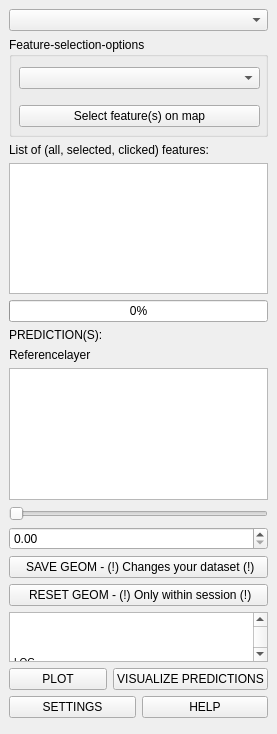
Above: plugin/brdrq/brdrq_dockwidget_featurealigner.ui from OnroerendErfgoed/brdrQ before the change. Below: the same form after it.
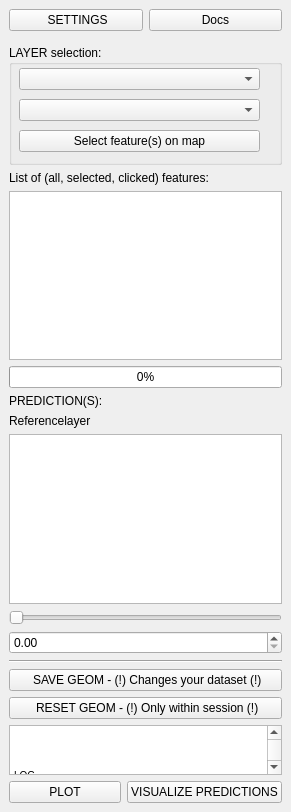
That is the form after the change. Custom widgets are drawn as their Qt base class.

What changed in the file:
```diff
--- a/plugin/brdrq/brdrq_dockwidget_featurealigner.ui
+++ b/plugin/brdrq/brdrq_dockwidget_featurealigner.ui
@@ -6,8 +6,8 @@
    <rect>
     <x>0</x>
     <y>0</y>
-    <width>277</width>
-    <height>734</height>
+    <width>291</width>
+    <height>812</height>
    </rect>
   </property>
   <property name="windowOpacity">
@@ -18,138 +18,49 @@
   </property>
   <widget class="QWidget" name="dockWidgetContents">
    <layout class="QGridLayout" name="gridLayout">
-    <item row="20" column="0">
-     <widget class="QDoubleSpinBox" name="doubleSpinBox"/>
-    </item>
-    <item row="19" column="0">
-     <widget class="QSlider" name="horizontalSlider">
-      <property name="singleStep">
-       <number>10</number>
-      </property>
-      <property name="orientation">
-       <enum>Qt::Horizontal</enum>
-      </property>
-     </widget>
-    </item>
-    <item row="8" column="0">
-     <widget class="QLabel" name="label">
+    <item row="39" column="0">
+     <widget class="QPushButton" name="pushButton_reset">
       <property name="text">
-       <string>List of (all, selected, clicked) features:</string>
+       <string> RESET GEOM - (!) Only within session (!)</string>
       </property>
      </widget>
     </item>
-    <item row="44" column="0" rowspan="3">
-     <layout class="QHBoxLayout" name="horizontalLayout_3" stretch="0,0">
+    <item row="5" column="0">
+     <layout class="QHBoxLayout" name="horizontalLayout_2">
       <property name="bottomMargin">
-       <number>7</number>
+       <number>8</number>
       </property>
       <item>
        <widget class="QPushButton" name="pushButton_settings">
         <property name="text">
-         <string>SETTINGS</string>
+         <string> SETTINGS</string>
         </property>
        </widget>
       </item>
       <item>
        <widget class="QPushButton" name="pushButton_help">
         <property name="text">
-         <string>HELP</string>
+         <string>Docs</string>
         </property>
        </widget>
       </item>
      </layout>
     </item>
-    <item row="31" column="0">
-     <widget class="QPushButton" name="pushButton_reset">
+    <item row="17" column="0">
+     <widget class="QLabel" name="label">
       <property name="text">
-       <string> RESET GEOM - (!) Only within session (!)</string>
+       <string>List of (all, selected, clicked) features:</string>
       </property>
      </widget>
     </item>
-    <item row="29" column="0">
-     <layout class="QHBoxLayout" name="horizontalLayout_4"/>
-    </item>
-    <item row="36" column="0">
-     <layout class="QHBoxLayout" name="horizontalLayout">
-      <item>
-       <widget class="QPushButton" name="pushButton_grafiek">
-        <property name="text">
-         <string>PLOT</string>
-        </property>
-       </widget>
-      </item>
-      <item>
-       <widget class="QPushButton" name="pushButton_visualisatie">
-        <property name="text">
-         <string>VISUALIZE PREDICTIONS</string>
-        </property>
-       </widget>
-      </item>
-     </layout>
-    </item>
-    <item row="2" column="0">
-     <widget class="QgsMapLayerComboBox" name="mMapLayerComboBox"/>
-    </item>
-    <item row="30" column="0">
-     <widget class="QPushButton" name="pushButton_save">
-      <property name="toolTip">
-       <string>&lt;html&gt;&lt;head/&gt;&lt;body&gt;&lt;p&gt;Save&lt;/p&gt;&lt;/body&gt;&lt;/html&gt;</string>
-      </property>
-      <property name="text">
-       <string extracomment="save"> SAVE GEOM - (!) Changes your dataset (!)</string>
-      </property>
-     </widget>
-    </item>
-    <item row="11" column="0">
+    <item row="20" column="0">
      <widget class="QLabel" name="label_2">
       <property name="text">
        <string>PREDICTION(S):</string>
       </property>
      </widget>
     </item>
-    <item row="17" column="0">
-     <widget class="QListWidget" name="listWidget_predictions">
-      <property name="editTriggers">
-       <set>QAbstractItemView::CurrentChanged|QAbstractItemView::DoubleClicked|QAbstractItemView::EditKeyPressed|QAbstractItemView::SelectedClicked</set>
-      </property>
-     </widget>
-    </item>
-    <item row="35" column="0">
-     <widget class="QTextEdit" name="textEdit_output">
-      <property name="sizePolicy">
-       <sizepolicy hsizetype="Expanding" vsizetype="Fixed">
-        <horstretch>0</horstretch>
-        <verstretch>0</verstretch>
-       </sizepolicy>
-      </property>
-      <property name="maximumSize">
-       <size>
-        <width>16777215</width>
-        <height>50</height>
-       </size>
-      </property>
-      <property name="baseSize">
-       <size>
-        <width>0</width>
-        <height>50</height>
-       </size>
-      </property>
-      <property name="html">
-       <string>&lt;!DOCTYPE HTML PUBLIC &quot;-//W3C//DTD HTML 4.0//EN&quot; &quot;http://www.w3.org/TR/REC-html40/strict.dtd&quot;&gt;
-&lt;html&gt;&lt;head&gt;&lt;meta name=&quot;qrichtext&quot; content=&quot;1&quot; /&gt;&lt;style type=&quot;text/css&quot;&gt;
-p, li { white-space: pre-wrap; }
-&lt;/style&gt;&lt;/head&gt;&lt;body style=&quot; font-family:'MS Shell Dlg 2'; font-size:8.25pt; font-weight:400; font-style:normal;&quot;&gt;
-&lt;p style=&quot; margin-top:0px; margin-bottom:0px; margin-left:0px; margin-right:0px; -qt-block-indent:0; text-indent:0px;&quot;&gt;&lt;span style=&quot; font-size:7.8pt;&quot;&gt;                                &lt;/span&gt;&lt;/p&gt;
-&lt;p style=&quot; margin-top:0px; margin-bottom:0px; margin-left:0px; margin-right:0px; -qt-block-indent:0; text-indent:0px;&quot;&gt;&lt;span style=&quot; font-size:7.8pt;&quot;&gt;                                 &lt;/span&gt;&lt;/p&gt;
-&lt;p style=&quot; margin-top:0px; margin-bottom:0px; margin-left:0px; margin-right:0px; -qt-block-indent:0; text-indent:0px;&quot;&gt;&lt;span style=&quot; font-size:7.8pt;&quot;&gt;                                 &lt;/span&gt;&lt;/p&gt;
-&lt;p style=&quot; margin-top:0px; margin-bottom:0px; margin-left:0px; margin-right:0px; -qt-block-indent:0; text-indent:0px;&quot;&gt;&lt;span style=&quot; font-size:7.8pt;&quot;&gt;LOG                             &lt;/span&gt;&lt;/p&gt;&lt;/body&gt;&lt;/html&gt;</string>
-      </property>
-     </widget>
-    </item>
-    <item row="9" column="0">
-     <widget class="QListWidget" name="listWidget_features"/>
-    </item>
-    <item row="4" column="0">
+    <item row="13" column="0">
      <widget class="QGroupBox" name="groupBox">
       <property name="sizePolicy">
        <sizepolicy hsizetype="Expanding" vsizetype="Preferred">
@@ -160,11 +71,11 @@
       <property name="minimumSize">
        <size>
         <width>0</width>
-        <height>100</height>
+        <height>120</height>
        </size>
       </property>
       <property name="title">
-       <string>Feature-selection-options</string>
+       <string>LAYER selection:</string>
       </property>
       <widget class="QWidget" name="verticalLayoutWidget">
        <property name="geometry">
@@ -172,10 +83,13 @@
          <x>10</x>
          <y>20</y>
          <width>241</width>
-         <height>80</height>
+         <height>92</height>
         </rect>
        </property>
        <layout class="QVBoxLayout" name="verticalLayout">
+        <item>
+         <widget class="QgsMapLayerComboBox" name="mMapLayerComboBox"/>
+        </item>
         <item>
          <widget class="QComboBox" name="comboBox_selectfeatures">
           <property name="sizePolicy">
@@ -203,20 +117,110 @@
       </widget>
      </widget>
     </item>
-    <item row="10" column="0">
+    <item row="41" column="0">
+     <layout class="QHBoxLayout" name="horizontalLayout">
+      <item>
+       <widget class="QPushButton" name="pushButton_grafiek">
+        <property name="text">
+         <string>PLOT</string>
+        </property>
+       </widget>
+      </item>
+      <item>
+       <widget class="QPushButton" name="pushButton_visualisatie">
+        <property name="text">
+         <string>VISUALIZE PREDICTIONS</string>
+        </property>
+       </widget>
+      </item>
+     </layout>
+    </item>
+    <item row="19" column="0">
      <widget class="QProgressBar" name="progressBar">
       <property name="value">
        <number>0</number>
       </property>
      </widget>
     </item>
-    <item row="12" column="0">
+    <item row="26" column="0">
+     <widget class="QListWidget" name="listWidget_predictions">
+      <property name="editTriggers">
+       <set>QAbstractItemView::CurrentChanged|QAbstractItemView::DoubleClicked|QAbstractItemView::EditKeyPressed|QAbstractItemView::SelectedClicked</set>
+      </property>
+     </widget>
+    </item>
+    <item row="28" column="0">
+     <widget class="QSlider" name="horizontalSlider">
+      <property name="singleStep">
+       <number>10</number>
+      </property>
+      <property name="orientation">
+       <enum>Qt::Horizontal</enum>
+      </property>
+     </widget>
+    </item>
+    <item row="21" column="0">
      <widget class="QLabel" name="label_referencelayer">
       <property name="text">
        <string>Referencelayer</string>
       </property>
      </widget>
     </item>
+    <item row="40" column="0">
+     <widget class="QTextEdit" name="textEdit_output">
+      <property name="sizePolicy">
+       <sizepolicy hsizetype="Expanding" vsizetype="Fixed">
+        <horstretch>0</horstretch>
+        <verstretch>0</verstretch>
+       </sizepolicy>
+      </property>
+      <property name="maximumSize">
+       <size>
+        <width>16777215</width>
+        <height>50</height>
+       </size>
+      </property>
+      <property name="baseSize">
+       <size>
+        <width>0</width>
+        <height>50</height>
+       </size>
+      </property>
+      <property name="html">
+       <string>&lt;!DOCTYPE HTML PUBLIC &quot;-//W3C//DTD HTML 4.0//EN&quot; &quot;http://www.w3.org/TR/REC-html40/strict.dtd&quot;&gt;
+&lt;html&gt;&lt;head&gt;&lt;meta name=&quot;qrichtext&quot; content=&quot;1&quot; /&gt;&lt;style type=&quot;text/css&quot;&gt;
+p, li { white-space: pre-wrap; }
+&lt;/style&gt;&lt;/head&gt;&lt;body style=&quot; font-family:'MS Shell Dlg 2'; font-size:7.8pt; font-weight:400; font-style:normal;&quot;&gt;
+&lt;p style=&quot; margin-top:0px; margin-bottom:0px; margin-left:0px; margin-right:0px; -qt-block-indent:0; text-indent:0px;&quot;&gt;                                &lt;/p&gt;
+&lt;p style=&quot; margin-top:0px; margin-bottom:0px; margin-left:0px; margin-right:0px; -qt-block-indent:0; text-indent:0px;&quot;&gt;                                 &lt;/p&gt;
+&lt;p style=&quot; margin-top:0px; margin-bottom:0px; margin-left:0px; margin-right:0px; -qt-block-indent:0; text-indent:0px;&quot;&gt;                                 &lt;/p&gt;
+&lt;p style=&quot; margin-top:0px; margin-bottom:0px; margin-left:0px; margin-right:0px; -qt-block-indent:0; text-indent:0px;&quot;&gt;LOG                             &lt;/p&gt;&lt;/body&gt;&lt;/html&gt;</string>
+      </property>
+     </widget>
+    </item>
+    <item row="29" column="0">
+     <widget class="QDoubleSpinBox" name="doubleSpinBox"/>
+    </item>
+    <item row="38" column="0">
+     <widget class="QPushButton" name="pushButton_save">
+      <property name="toolTip">
+       <string>&lt;html&gt;&lt;head/&gt;&lt;body&gt;&lt;p&gt;Save&lt;/p&gt;&lt;/body&gt;&lt;/html&gt;</string>
+      </property>
+      <property name="text">
+       <string extracomment="save"> SAVE GEOM - (!) Changes your dataset (!)</string>
+      </property>
+     </widget>
+    </item>
+    <item row="18" column="0">
+     <widget class="QListWidget" name="listWidget_features"/>
+    </item>
+    <item row="30" column="0">
+     <widget class="Line" name="line">
+      <property name="orientation">
+       <enum>Qt::Horizontal</enum>
+      </property>
+     </widget>
+    </item>
    </layout>
   </widget>
  </widget>
```
